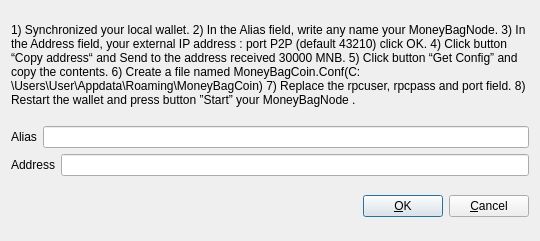
Qt form src/qt/forms/addeditadrenalinenode.ui (MoneyBagCoin/MoneyBagCoin) before a commit.
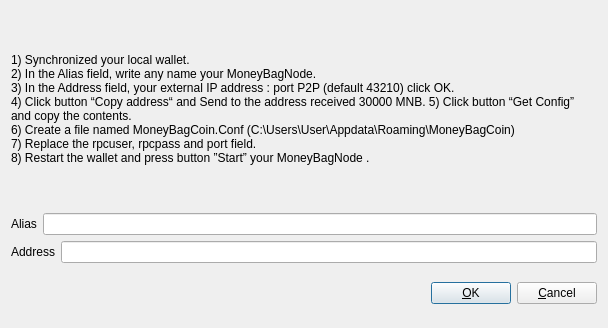
The same form after that commit.

Diff of the .ui file:
```diff
--- a/src/qt/forms/addeditadrenalinenode.ui
+++ b/src/qt/forms/addeditadrenalinenode.ui
@@ -6,8 +6,8 @@
    <rect>
     <x>0</x>
     <y>0</y>
-    <width>540</width>
-    <height>241</height>
+    <width>608</width>
+    <height>328</height>
    </rect>
   </property>
   <property name="windowTitle">
@@ -34,7 +34,7 @@
         </sizepolicy>
        </property>
        <property name="text">
-        <string>&lt;html&gt;&lt;head/&gt;&lt;body&gt;&lt;p&gt;1) Synchronized your local wallet. 2) In the Alias field, write any name your MoneyBagNode. 3) In the Address field, your external IP address : port P2P (default 43210) click OK. 4) Click button “Copy address“ and Send to the address received 30000 MNB. 5) Click button “Get Config” and copy the contents. 6) Create a file named MoneyBagCoin.Conf(C:\Users\User\Appdata\Roaming\MoneyBagCoin) 7) Replace the rpcuser, rpcpass and port field. 8) Restart the wallet and press button ”Start” your MoneyBagNode .&lt;/p&gt;&lt;/body&gt;&lt;/html&gt;</string>
+        <string>&lt;html&gt;&lt;head/&gt;&lt;body&gt;&lt;p&gt;1) Synchronized your local wallet. &lt;br/&gt;2) In the Alias field, write any name your MoneyBagNode.&lt;br/&gt;3) In the Address field, your external IP address : port P2P (default 43210) click OK. &lt;br/&gt;4) Click button “Copy address“ and Send to the address received 30000 MNB. 5) Click button “Get Config” and copy the contents. &lt;br/&gt;6) Create a file named MoneyBagCoin.Conf (C:\Users\User\Appdata\Roaming\MoneyBagCoin) &lt;br/&gt;7) Replace the rpcuser, rpcpass and port field. &lt;br/&gt;8) Restart the wallet and press button ”Start” your MoneyBagNode .&lt;/p&gt;&lt;/body&gt;&lt;/html&gt;</string>
        </property>
        <property name="wordWrap">
         <bool>true</bool>
```
